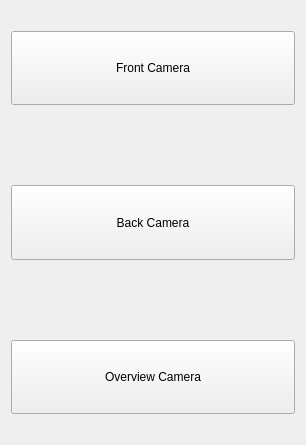
Old version of the form rqt_image_switcher/resource/ImageSwitch.ui in the repository kyoto-u-shinobi/yozakura_operator_station.
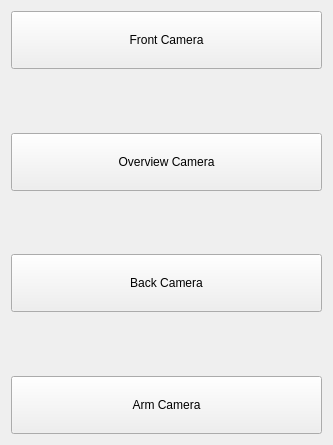
New version of the form.

Commit message: modify camera switcher

Diff of the .ui file:
```diff
--- a/rqt_image_switcher/resource/ImageSwitch.ui
+++ b/rqt_image_switcher/resource/ImageSwitch.ui
@@ -6,7 +6,7 @@
    <rect>
     <x>0</x>
     <y>0</y>
-    <width>306</width>
+    <width>333</width>
     <height>445</height>
    </rect>
   </property>
@@ -25,19 +25,6 @@
   <layout class="QHBoxLayout" name="horizontalLayout">
    <item>
     <layout class="QVBoxLayout" name="verticalLayout">
-     <item>
-      <spacer name="horizontalSpacer_4">
-       <property name="orientation">
-        <enum>Qt::Horizontal</enum>
-       </property>
-       <property name="sizeHint" stdset="0">
-        <size>
-         <width>40</width>
-         <height>20</height>
-        </size>
-       </property>
-      </spacer>
-     </item>
      <item>
       <widget class="QPushButton" name="front_cam_btn">
        <property name="sizePolicy">
@@ -51,6 +38,32 @@
        </property>
       </widget>
      </item>
+     <item>
+      <spacer name="verticalSpacer_3">
+       <property name="orientation">
+        <enum>Qt::Vertical</enum>
+       </property>
+       <property name="sizeHint" stdset="0">
+        <size>
+         <width>20</width>
+         <height>40</height>
+        </size>
+       </property>
+      </spacer>
+     </item>
+     <item>
+      <widget class="QPushButton" name="overview_cam_btn">
+       <property name="sizePolicy">
+        <sizepolicy hsizetype="Minimum" vsizetype="MinimumExpanding">
+         <horstretch>0</horstretch>
+         <verstretch>0</verstretch>
+        </sizepolicy>
+       </property>
+       <property name="text">
+        <string>Overview Camera</string>
+       </property>
+      </widget>
+     </item>
      <item>
       <spacer name="verticalSpacer">
        <property name="orientation">
@@ -91,31 +104,18 @@
       </spacer>
      </item>
      <item>
-      <widget class="QPushButton" name="overview_cam_btn">
+      <widget class="QPushButton" name="arm_cam_btn">
        <property name="sizePolicy">
-        <sizepolicy hsizetype="Minimum" vsizetype="MinimumExpanding">
+        <sizepolicy hsizetype="Minimum" vsizetype="Expanding">
          <horstretch>0</horstretch>
          <verstretch>0</verstretch>
         </sizepolicy>
        </property>
        <property name="text">
-        <string>Overview Camera</string>
+        <string>Arm Camera</string>
        </property>
       </widget>
      </item>
-     <item>
-      <spacer name="horizontalSpacer_3">
-       <property name="orientation">
-        <enum>Qt::Horizontal</enum>
-       </property>
-       <property name="sizeHint" stdset="0">
-        <size>
-         <width>40</width>
-         <height>20</height>
-        </size>
-       </property>
-      </spacer>
-     </item>
     </layout>
    </item>
   </layout>
```
The commit also changes 3 other files.
